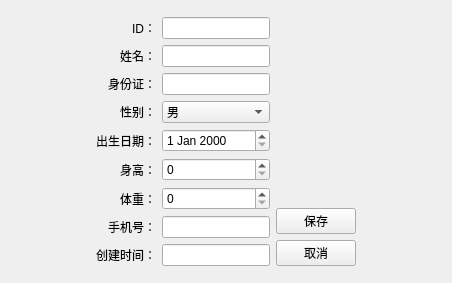
First picture: the form in test3/PatientEditView.ui, repository Azulfufu/QtCourse, before the edit.
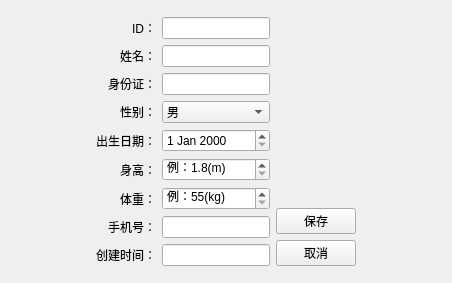
Second picture: the form after the edit.

Commit message: 实验三修改后

The edit to the form file:
```diff
--- a/test3/PatientEditView.ui
+++ b/test3/PatientEditView.ui
@@ -83,7 +83,11 @@
           </widget>
          </item>
          <item row="6" column="2">
-          <widget class="QSpinBox" name="dbspinWeight"/>
+          <widget class="QSpinBox" name="dbspinWeight">
+           <property name="specialValueText">
+            <string>例：55(kg)</string>
+           </property>
+          </widget>
          </item>
          <item row="7" column="0" colspan="2">
           <widget class="QLabel" name="label_8">
@@ -104,9 +108,6 @@
          <item row="1" column="2">
           <widget class="QLineEdit" name="dbEditName"/>
          </item>
-         <item row="5" column="2">
-          <widget class="QSpinBox" name="dbspinHeight"/>
-         </item>
          <item row="3" column="0" colspan="2">
           <widget class="QLabel" name="label_4">
            <property name="text">
@@ -209,6 +210,13 @@
            </property>
           </widget>
          </item>
+         <item row="5" column="2">
+          <widget class="QDoubleSpinBox" name="dbspinHeight">
+           <property name="specialValueText">
+            <string>例：1.8(m)</string>
+           </property>
+          </widget>
+         </item>
         </layout>
        </item>
        <item>
```
The commit also changes 1 other file.
